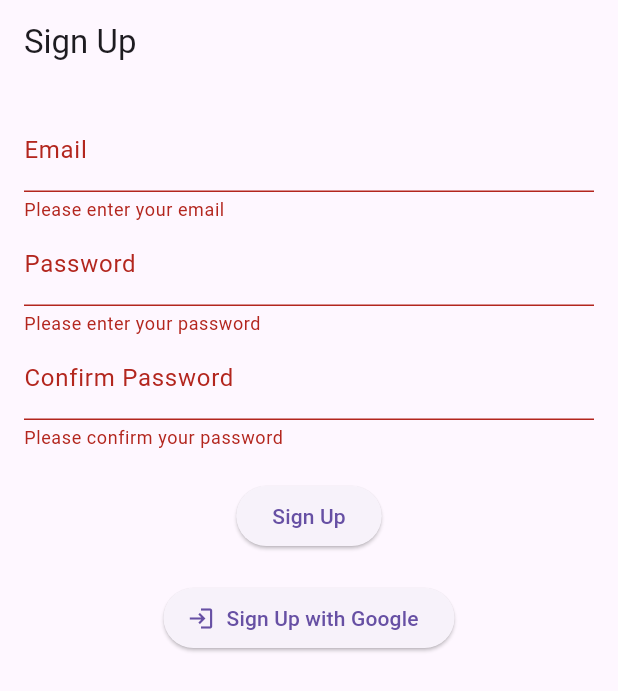
After one commit to sande11/vephi, a Flutter app: the screen it shows after launch, item 4 of the bottom bar chosen, after a tap on "Sign Up", on a phone screen of 412 x 824 dp. The commit adds this screen. Shown: the top 691 px of the screen. Run offline on Flutter 3.47's test engine with Material 3 defaults, Android fonts, the phone set to English and light mode, and no system bars; our stand-ins replace google_nav_bar; network calls fail.

Commit message:
UI background improvements

```diff
--- a/lib/pages/account.dart
+++ b/lib/pages/account.dart
@@ -1,20 +1,75 @@
 import 'package:flutter/material.dart';
+import 'package:http/http.dart' as http;
+import 'package:vephi/pages/sign_up.dart';
+import 'dart:convert';
+import 'sign_in.dart';
 
-class Account extends StatelessWidget {
+class Account extends StatefulWidget {
   const Account({super.key});
 
   @override
+  _AccountState createState() => _AccountState();
+}
+
+class _AccountState extends State<Account> {
+  bool isLoggedIn = true;
+
+  @override
+  void initState() {
+    super.initState();
+    _checkLoginStatus();
+  }
+
+  Future<void> _checkLoginStatus() async {
+    try {
+      final url = Uri.parse('http://172.26.96.1/vephi/api/check-login-status');
+      final response = await http.get(url, headers: {
+        'Authorization': 'Bearer USER_TOKEN',
+      });
+
+      if (response.statusCode == 200) {
+        final data = json.decode(response.body);
+        setState(() {
+          isLoggedIn = data['logged_in'] ?? false;
+        });
+
+        if (!isLoggedIn) {
+          // Redirect to SignInPage if not logged in
+          Navigator.pushReplacement(
+            context,
+            MaterialPageRoute(builder: (context) => const SignInPage()),
+          );
+        }
+      } else {
+        // Handle other status codes if necessary
+        print('Failed to check login status: ${response.statusCode}');
+      }
+    } catch (e) {
+      print('Error checking login status: $e');
+      // Optionally redirect to SignInPage on error
+      Navigator.pushReplacement(
+        context,
+        MaterialPageRoute(builder: (context) => const SignUpPage()),
+      );
+    }
+  }
+
+  @override
   Widget build(BuildContext context) {
+    // If not logged in, return an empty container or a loading indicator
+    if (!isLoggedIn) {
+      return Container(); // or a loading indicator
+    }
+
     return Scaffold(
+      backgroundColor: Colors.grey[300],
       appBar: AppBar(
         toolbarHeight: 80,
-        backgroundColor: Colors.white,
+        backgroundColor: Colors.grey[200],
         title: Column(
           crossAxisAlignment: CrossAxisAlignment.start,
           children: [
-            const SizedBox(
-              height: 20,
-            ),
+            const SizedBox(height: 20),
             const Text(
               'Hello Kelvin',
               style: TextStyle(color: Colors.grey, fontSize: 18),
@@ -32,19 +87,15 @@ class Account extends StatelessWidget {
                 Row(
                   children: [
                     IconButton(
-                      icon: const Icon(
-                        Icons.notifications,
-                        color: Colors.black,
-                      ),
+                      icon:
+                          const Icon(Icons.notifications, color: Colors.black),
                       padding: const EdgeInsets.all(0),
                       constraints: const BoxConstraints(),
                       onPressed: () {},
                     ),
                     IconButton(
-                      icon: const Icon(
-                        Icons.bookmark_border,
-                        color: Colors.black,
-                      ),
+                      icon: const Icon(Icons.bookmark_border,
+                          color: Colors.black),
                       padding: const EdgeInsets.all(0),
                       constraints: const BoxConstraints(),
                       onPressed: () {},
@@ -60,7 +111,6 @@ class Account extends StatelessWidget {
         child: Column(
           crossAxisAlignment: CrossAxisAlignment.start,
           children: [
-            // Profile Card
             buildProfileCard(
               context,
               'assets/profile_pic.png',
@@ -68,8 +118,6 @@ class Account extends StatelessWidget {
               'kelvinsande9@gmail.com',
               'Software Engineer',
             ),
-
-            // Add other sections or widgets below
             buildOptionsCard(context),
           ],
         ),
@@ -138,7 +186,7 @@ class Account extends StatelessWidget {
       padding: const EdgeInsets.symmetric(horizontal: 8.0),
       child: Card(
         elevation: 2,
-        color: Colors.grey[300], // Light grey background
+        color: Colors.white,
         shape: RoundedRectangleBorder(
           borderRadius: BorderRadius.circular(10),
         ),
@@ -151,7 +199,6 @@ class Account extends StatelessWidget {
                 icon: Icons.bookmark_border,
                 label: 'Saved Jobs',
                 onTap: () {
-                  // Navigate to Saved Jobs
                   Navigator.push(context, MaterialPageRoute(builder: (_) {
                     return const Placeholder(); // Replace with your Saved Jobs screen
                   }));
@@ -163,7 +210,6 @@ class Account extends StatelessWidget {
                 icon: Icons.description_outlined,
                 label: 'Curriculum Vitae',
                 onTap: () {
-                  // Navigate to CV section
                   Navigator.push(context, MaterialPageRoute(builder: (_) {
                     return const Placeholder();
                   }));
@@ -175,7 +221,6 @@ class Account extends StatelessWidget {
                 icon: Icons.notifications_none,
                 label: 'Notifications',
                 onTap: () {
-                  // Navigate to Notifications
                   Navigator.push(context, MaterialPageRoute(builder: (_) {
                     return const Placeholder();
                   }));
@@ -187,7 +232,6 @@ class Account extends StatelessWidget {
                 icon: Icons.settings_outlined,
                 label: 'Preferences',
                 onTap: () {
-                  // Navigate to Preferences
                   Navigator.push(context, MaterialPageRoute(builder: (_) {
                     return const Placeholder();
                   }));
@@ -199,9 +243,9 @@ class Account extends StatelessWidget {
                 icon: Icons.logout,
                 label: 'Logout',
                 onTap: () {
-                  // Navigate to Preferences
-                  Navigator.push(context, MaterialPageRoute(builder: (_) {
-                    return const Placeholder();
+                  Navigator.pushReplacement(context,
+                      MaterialPageRoute(builder: (_) {
+                    return const SignInPage();
                   }));
                 },
               ),
@@ -212,7 +256,6 @@ class Account extends StatelessWidget {
     );
   }
 
-// Helper Widget for Clickable Option
   Widget buildClickableOption(BuildContext context,
       {required IconData icon,
       required String label,
--- a/lib/pages/home.dart
+++ b/lib/pages/home.dart
@@ -7,9 +7,11 @@ class HomePage extends StatelessWidget {
   @override
   Widget build(BuildContext context) {
     return Scaffold(
+      backgroundColor: Colors.grey[300],
       appBar: AppBar(
         toolbarHeight: 80,
-        backgroundColor: Colors.white,
+        elevation: 4,
+        backgroundColor: Colors.grey[200],
         title: Column(
           crossAxisAlignment: CrossAxisAlignment.start,
           children: [
@@ -81,7 +83,7 @@ class HomePage extends StatelessWidget {
                     color: Color(0xFF2D82FF),
                   ),
                   enabledBorder: OutlineInputBorder(
-                    borderSide: BorderSide(color: Colors.black, width: 1.0),
+                    borderSide: BorderSide(color: Colors.black, width: 0.3),
                     borderRadius: BorderRadius.all(Radius.circular(20)),
                   ),
                   focusedBorder: OutlineInputBorder(
--- /dev/null
+++ b/lib/pages/sign_up.dart
@@ -0,0 +1,82 @@
+import 'package:flutter/material.dart';
+
+class SignUpPage extends StatelessWidget {
+  const SignUpPage({super.key});
+
+  @override
+  Widget build(BuildContext context) {
+    final _formKey = GlobalKey<FormState>();
+    final TextEditingController _emailController = TextEditingController();
+    final TextEditingController _passwordController = TextEditingController();
+    final TextEditingController _confirmPasswordController = TextEditingController();
+
+    return Scaffold(
+      appBar: AppBar(
+        title: const Text('Sign Up'),
+      ),
+      body: Padding(
+        padding: const EdgeInsets.all(16.0),
+        child: Form(
+          key: _formKey,
+          child: Column(
+            children: <Widget>[
+              TextFormField(
+                controller: _emailController,
+                decoration: const InputDecoration(labelText: 'Email'),
+                keyboardType: TextInputType.emailAddress,
+                validator: (value) {
+                  if (value == null || value.isEmpty) {
+                    return 'Please enter your email';
+                  }
+                  return null;
+                },
+              ),
+              TextFormField(
+                controller: _passwordController,
+                decoration: const InputDecoration(labelText: 'Password'),
+                obscureText: true,
+                validator: (value) {
+                  if (value == null || value.isEmpty) {
+                    return 'Please enter your password';
+                  }
+                  return null;
+                },
+              ),
+              TextFormField(
+                controller: _confirmPasswordController,
+                decoration: const InputDecoration(labelText: 'Confirm Password'),
+                obscureText: true,
+                validator: (value) {
+                  if (value == null || value.isEmpty) {
+                    return 'Please confirm your password';
+                  }
+                  if (value != _passwordController.text) {
+                    return 'Passwords do not match';
+                  }
+                  return null;
+                },
+              ),
+              const SizedBox(height: 20),
+              ElevatedButton(
+                onPressed: () {
+                  if (_formKey.currentState!.validate()) {
+                    // Process data
+                  }
+                },
+                child: const Text('Sign Up'),
+              ),
+              const SizedBox(height: 20),
+              ElevatedButton.icon(
+                onPressed: () {
+                  // Handle Google sign up
+                },
+                icon: const Icon(Icons.login),
+                label: const Text('Sign Up with Google'),
+              ),
+            ],
+          ),
+        ),
+      ),
+    );
+  }
+}
--- a/lib/pages/tips.dart
+++ b/lib/pages/tips.dart
@@ -59,9 +59,11 @@ class Tips extends StatelessWidget {
     String comments = '5';
 
     return Scaffold(
+      backgroundColor: Colors.grey[300],
       appBar: AppBar(
         toolbarHeight: 80,
-        backgroundColor: Colors.white,
+        elevation: 4,
+        backgroundColor: Colors.grey[200],
         title: Column(
           crossAxisAlignment: CrossAxisAlignment.start,
           children: [
@@ -132,7 +134,7 @@ class Tips extends StatelessWidget {
                   color: Color(0xFF2D82FF),
                 ),
                 enabledBorder: OutlineInputBorder(
-                  borderSide: BorderSide(color: Colors.black, width: 1.0),
+                  borderSide: BorderSide(color: Colors.black, width: 0.3),
                   borderRadius: BorderRadius.all(Radius.circular(20)),
                 ),
                 focusedBorder: OutlineInputBorder(
--- a/lib/pages/tracker.dart
+++ b/lib/pages/tracker.dart
@@ -7,9 +7,11 @@ class Tracker extends StatelessWidget {
   @override
   Widget build(BuildContext context) {
     return Scaffold(
+        backgroundColor: Colors.grey[300],
         appBar: AppBar(
           toolbarHeight: 80,
-          backgroundColor: Colors.white,
+          elevation: 4,
+          backgroundColor: Colors.grey[200],
           title: Column(
             crossAxisAlignment: CrossAxisAlignment.start,
             children: [
@@ -80,7 +82,7 @@ class Tracker extends StatelessWidget {
                     color: Color(0xFF2D82FF),
                   ),
                   enabledBorder: OutlineInputBorder(
-                    borderSide: BorderSide(color: Colors.black, width: 1.0),
+                    borderSide: BorderSide(color: Colors.black, width: 0.3),
                     borderRadius: BorderRadius.all(Radius.circular(20)),
                   ),
                   focusedBorder: OutlineInputBorder(
```
Also changed, not shown: lib/pages/sign_in.dart (added, +69 -0 lines).
